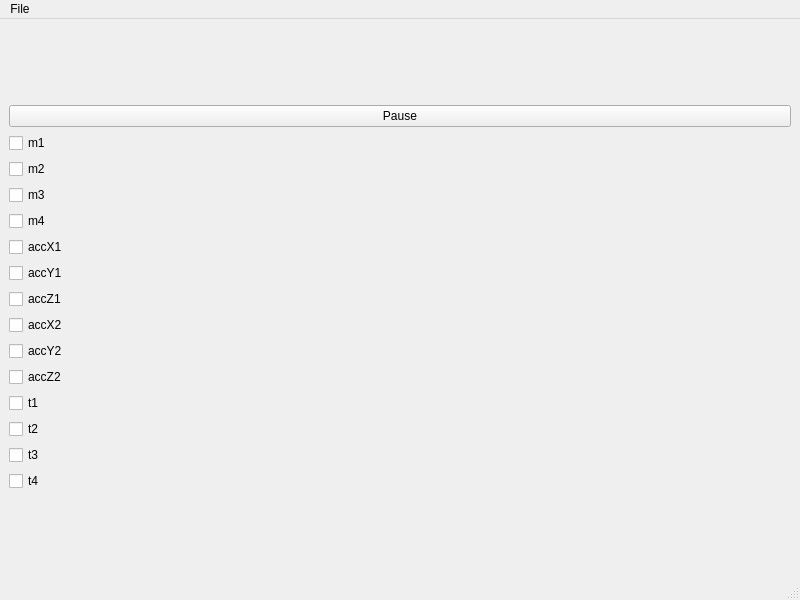
seda89/jks-ros-pkg, file bosch_arm/bosch_arm_control/nodes/logger.ui: the form before one commit.
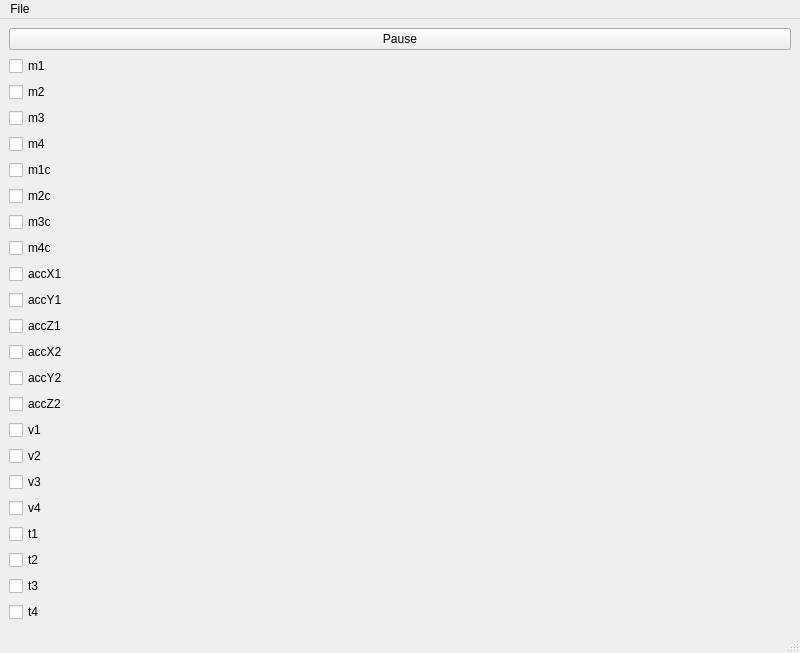
The form after the commit.

Diff of the .ui file:
```diff
--- a/bosch_arm/bosch_arm_control/nodes/logger.ui
+++ b/bosch_arm/bosch_arm_control/nodes/logger.ui
@@ -50,14 +50,14 @@
         </property>
        </widget>
       </item>
-      <item row="8" column="0">
+      <item row="12" column="0">
        <widget class="QCheckBox" name="accX1">
         <property name="text">
          <string>accX1</string>
         </property>
        </widget>
       </item>
-      <item row="9" column="0">
+      <item row="13" column="0">
        <widget class="QCheckBox" name="accY1">
         <property name="text">
          <string>accY1</string>
@@ -71,7 +71,7 @@
         </property>
        </widget>
       </item>
-      <item row="10" column="0">
+      <item row="14" column="0">
        <widget class="QCheckBox" name="accZ1">
         <property name="text">
          <string>accZ1</string>
@@ -85,55 +85,111 @@
         </property>
        </widget>
       </item>
-      <item row="11" column="0">
+      <item row="15" column="0">
        <widget class="QCheckBox" name="accX2">
         <property name="text">
          <string>accX2</string>
         </property>
        </widget>
       </item>
-      <item row="14" column="0">
+      <item row="22" column="0">
        <widget class="QCheckBox" name="t1">
         <property name="text">
          <string>t1</string>
         </property>
        </widget>
       </item>
-      <item row="15" column="0">
+      <item row="23" column="0">
        <widget class="QCheckBox" name="t2">
         <property name="text">
          <string>t2</string>
         </property>
        </widget>
       </item>
-      <item row="16" column="0">
+      <item row="24" column="0">
        <widget class="QCheckBox" name="t3">
         <property name="text">
          <string>t3</string>
         </property>
        </widget>
       </item>
-      <item row="17" column="0">
+      <item row="25" column="0">
        <widget class="QCheckBox" name="t4">
         <property name="text">
          <string>t4</string>
         </property>
        </widget>
       </item>
-      <item row="12" column="0">
+      <item row="16" column="0">
        <widget class="QCheckBox" name="accY2">
         <property name="text">
          <string>accY2</string>
         </property>
        </widget>
       </item>
-      <item row="13" column="0">
+      <item row="17" column="0">
        <widget class="QCheckBox" name="accZ2">
         <property name="text">
          <string>accZ2</string>
         </property>
        </widget>
       </item>
+      <item row="18" column="0">
+       <widget class="QCheckBox" name="v1">
+        <property name="text">
+         <string>v1</string>
+        </property>
+       </widget>
+      </item>
+      <item row="19" column="0">
+       <widget class="QCheckBox" name="v2">
+        <property name="text">
+         <string>v2</string>
+        </property>
+       </widget>
+      </item>
+      <item row="20" column="0">
+       <widget class="QCheckBox" name="v3">
+        <property name="text">
+         <string>v3</string>
+        </property>
+       </widget>
+      </item>
+      <item row="21" column="0">
+       <widget class="QCheckBox" name="v4">
+        <property name="text">
+         <string>v4</string>
+        </property>
+       </widget>
+      </item>
+      <item row="8" column="0">
+       <widget class="QCheckBox" name="m1c">
+        <property name="text">
+         <string>m1c</string>
+        </property>
+       </widget>
+      </item>
+      <item row="9" column="0">
+       <widget class="QCheckBox" name="m2c">
+        <property name="text">
+         <string>m2c</string>
+        </property>
+       </widget>
+      </item>
+      <item row="10" column="0">
+       <widget class="QCheckBox" name="m3c">
+        <property name="text">
+         <string>m3c</string>
+        </property>
+       </widget>
+      </item>
+      <item row="11" column="0">
+       <widget class="QCheckBox" name="m4c">
+        <property name="text">
+         <string>m4c</string>
+        </property>
+       </widget>
+      </item>
      </layout>
     </item>
    </layout>
```
